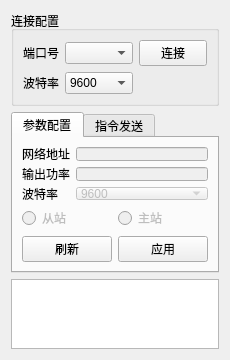
Qt form foo/ui_tcps.ui (MapleXou/TCPS_ConfigTool) before a commit.
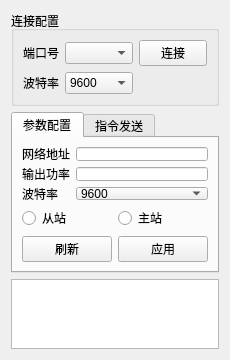
The same form after that commit.

Commit message: 界面添加‘刷新’和‘应用’按钮

What changed in the file:
```diff
--- a/foo/ui_tcps.ui
+++ b/foo/ui_tcps.ui
@@ -116,7 +116,7 @@
          <item row="0" column="1">
           <widget class="QLineEdit" name="radio_address">
            <property name="enabled">
-            <bool>false</bool>
+            <bool>true</bool>
            </property>
           </widget>
          </item>
@@ -130,7 +130,7 @@
          <item row="1" column="1">
           <widget class="QLineEdit" name="radio_power">
            <property name="enabled">
-            <bool>false</bool>
+            <bool>true</bool>
            </property>
           </widget>
          </item>
@@ -144,7 +144,7 @@
          <item row="2" column="1">
           <widget class="QComboBox" name="radio_baud_rate">
            <property name="enabled">
-            <bool>false</bool>
+            <bool>true</bool>
            </property>
            <property name="currentText">
             <string>9600</string>
@@ -186,7 +186,7 @@
          <item>
           <widget class="QRadioButton" name="radio_client">
            <property name="enabled">
-            <bool>false</bool>
+            <bool>true</bool>
            </property>
            <property name="text">
             <string>从站</string>
@@ -196,7 +196,7 @@
          <item>
           <widget class="QRadioButton" name="radio_server">
            <property name="enabled">
-            <bool>false</bool>
+            <bool>true</bool>
            </property>
            <property name="text">
             <string>主站</string>
```
The commit also changes 1 other file.
